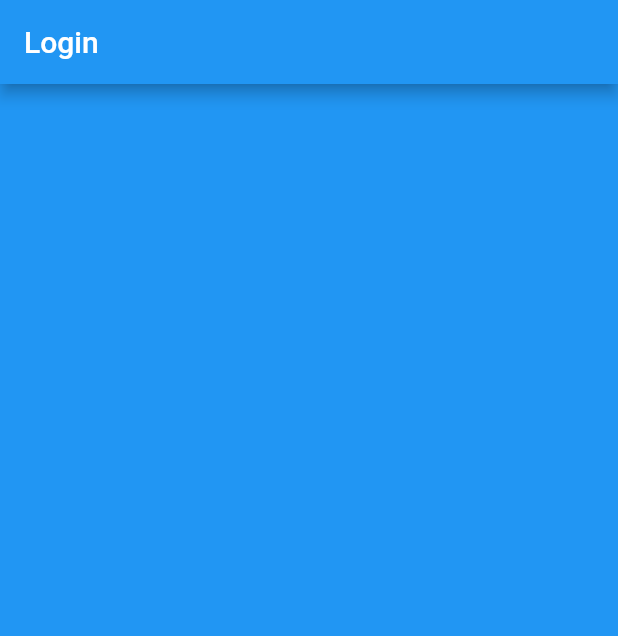
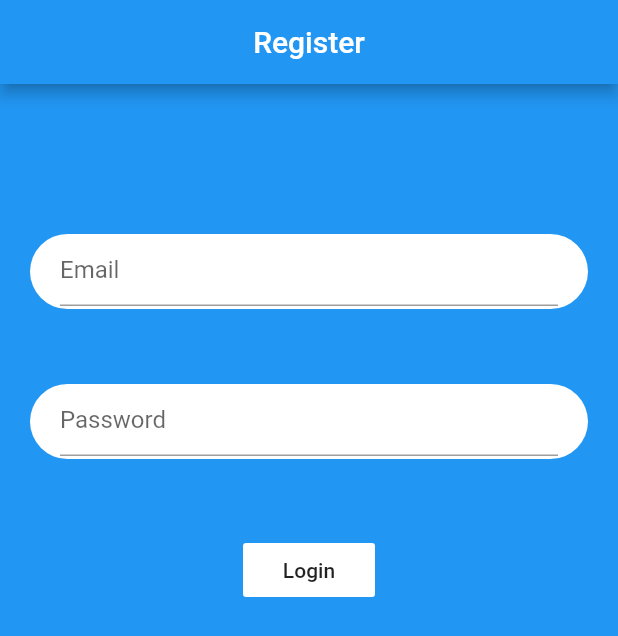
Before and after one commit to xaakib/flutter_everything, a Flutter app: the screen it shows after launch, on a phone screen of 412 x 824 dp. Shown: the top 636 px of the screen. Run offline on Flutter 3.47's test engine with Material 2 defaults, Android fonts, the phone set to English and light mode, and no system bars; missing offline and left inert: email_auth.

Commit message:
working auth

```diff
--- a/lib/famous_live_auth/screens/register_screen.dart
+++ b/lib/famous_live_auth/screens/register_screen.dart
@@ -0,0 +1,60 @@
+import 'package:flutter/material.dart';
+
+class FmREgisterScreen extends StatelessWidget {
+  @override
+  Widget build(BuildContext context) {
+    return Scaffold(
+      appBar: AppBar(
+        centerTitle: true,
+        title: Text("Register"),
+      ),
+      body: Container(
+        height: MediaQuery.of(context).size.height,
+        color: Colors.blue,
+        child: Padding(
+          padding: const EdgeInsets.symmetric(horizontal: 20),
+          child: Column(
+            children: [
+              SizedBox(
+                height: 100,
+              ),
+              Container(
+                height: 50,
+                decoration: BoxDecoration(
+                    color: Colors.white,
+                    borderRadius: BorderRadius.circular(30)),
+                child: Padding(
+                  padding: const EdgeInsets.symmetric(horizontal: 20),
+                  child: TextFormField(
+                    decoration: InputDecoration(hintText: "Email"),
+                  ),
+                ),
+              ),
+              SizedBox(
+                height: 50,
+              ),
+              Container(
+                height: 50,
+                decoration: BoxDecoration(
+                    color: Colors.white,
+                    borderRadius: BorderRadius.circular(30)),
+                child: Padding(
+                  padding: const EdgeInsets.symmetric(horizontal: 20),
+                  child: TextFormField(
+                    decoration: InputDecoration(hintText: "Password"),
+                  ),
+                ),
+              ),
+              SizedBox(
+                height: 50,
+              ),
+              // ignore: deprecated_member_use
+              FlatButton(
+                  color: Colors.white, onPressed: () {}, child: Text("Login"))
+            ],
+          ),
+        ),
+      ),
+    );
+  }
+}
--- a/lib/main.dart
+++ b/lib/main.dart
@@ -1,6 +1,8 @@
 import 'package:flutter/material.dart';
+import 'package:flutter_everything/PhoneOTP/screens/register.dart';
 
 import 'famous_live_auth/screens/login_screen.dart';
+import 'famous_live_auth/screens/register_screen.dart';
 
 void main() {
   runApp(MyApp());
@@ -16,7 +18,7 @@ class MyApp extends StatelessWidget {
       theme: ThemeData(
         primarySwatch: Colors.blue,
       ),
-      home: LoginScreen(),
+      home: FmREgisterScreen(),
     );
   }
 }
```
Also changed, not shown: lib/famous_live_auth/screens/login_screen.dart (+47 -1 lines).
